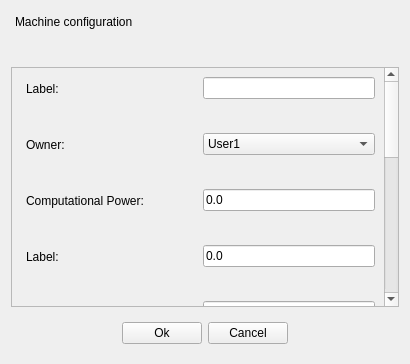
The window that forms/machineconfiguration.ui (gspd-unesp/ispd-exa-gui) describes before a commit, drawn with Qt 5.
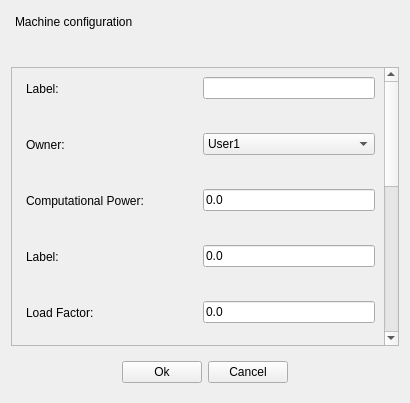
The same window after the commit.

Commit message:
save machineconfiguration for each machine
not completed yet

```diff
--- a/forms/machineconfiguration.ui
+++ b/forms/machineconfiguration.ui
@@ -7,7 +7,7 @@
     <x>0</x>
     <y>0</y>
     <width>410</width>
-    <height>364</height>
+    <height>403</height>
    </rect>
   </property>
   <property name="windowTitle">
@@ -104,9 +104,9 @@
       <property name="geometry">
        <rect>
         <x>0</x>
-        <y>-408</y>
+        <y>-379</y>
         <width>376</width>
-        <height>664</height>
+        <height>658</height>
        </rect>
       </property>
       <property name="maximumSize">
```
Left out of the diff: 41 changed lines with no effect on the pictures. The commit also changes 5 other files.
